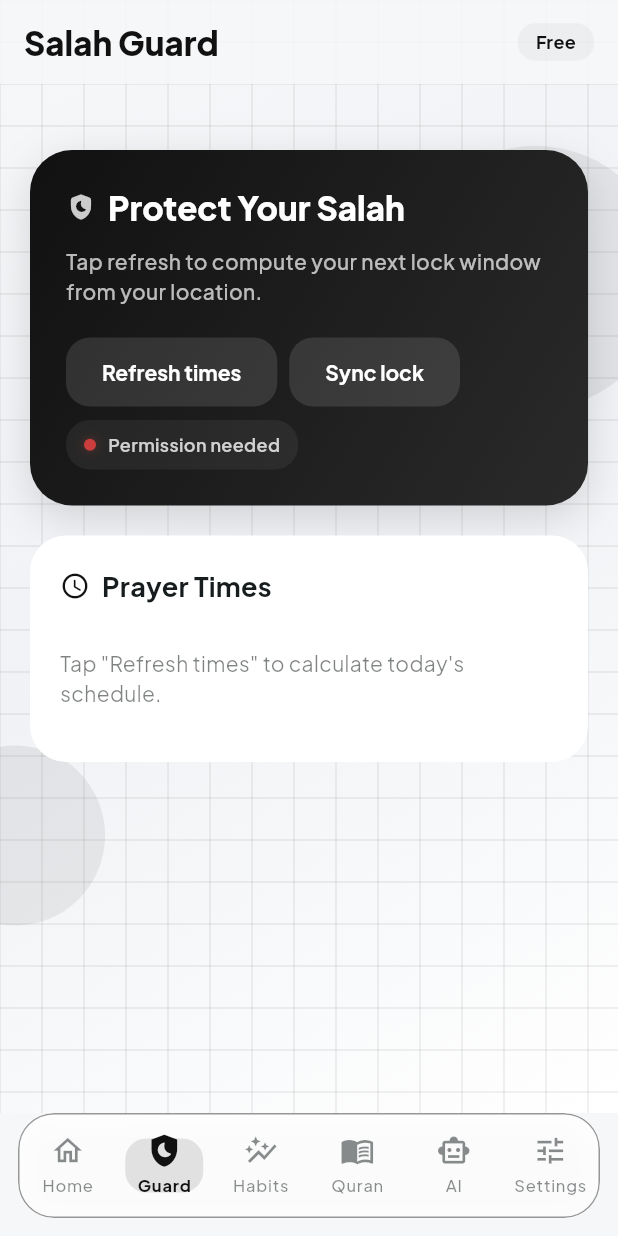
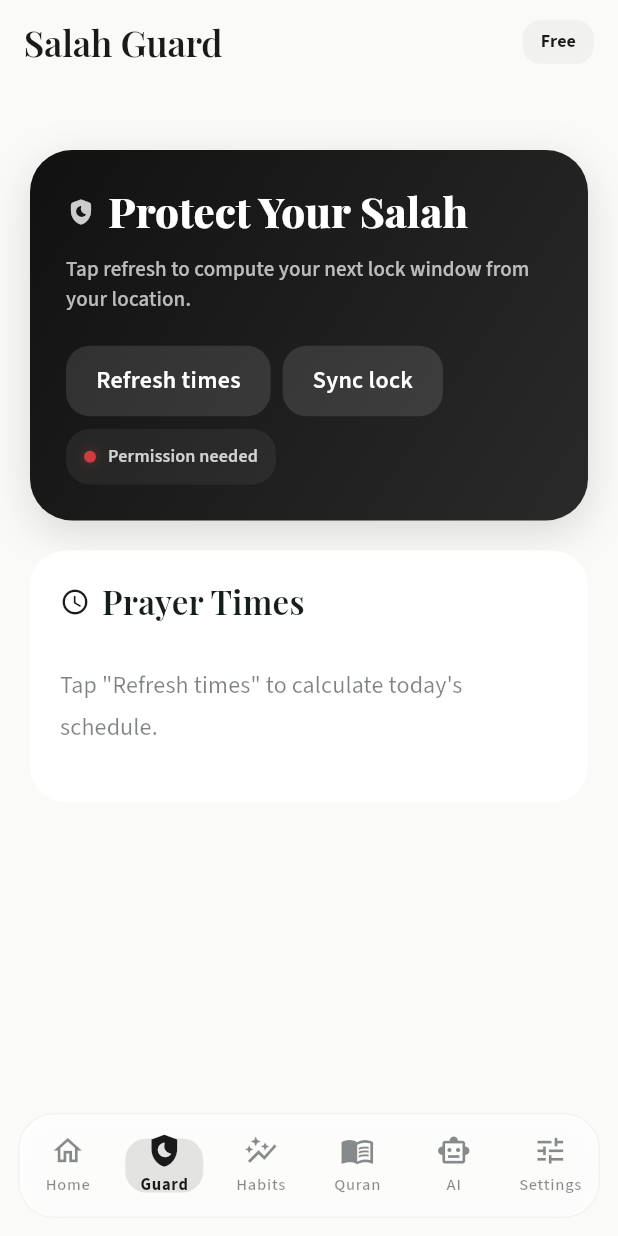
Before and after one commit to qaim-b/1deen, a Flutter app: the screen it shows after launch, after a tap on "Salah Guard", on a phone screen of 412 x 824 dp. Run offline on Flutter 3.47's test engine with Material 3 defaults, Android fonts, the phone set to English and light mode, and no system bars; our stand-ins replace geolocator, google_fonts, shared_preferences, supabase_flutter; missing offline and left inert: adhan_dart, device_calendar; accounts and stored records are empty.

Commit message:
Refine 1Deen calm theme to editorial serif and remove grid/orb backdrop

```diff
--- a/app/lib/core/theme/app_colors.dart
+++ b/app/lib/core/theme/app_colors.dart
@@ -3,22 +3,22 @@ import 'package:flutter/material.dart';
 class AppColors {
   const AppColors._();
 
-  // Calm (Light): clean neutral + confidence green accent.
-  static const calmIvory = Color(0xFFF6F7F9);
-  static const calmSand = Color(0xFFE5E7EB);
-  static const calmSandLight = Color(0xFFF1F3F5);
-  static const calmTeal = Color(0xFF111111);
-  static const calmTealLight = Color(0xFF2A2A2A);
-  static const calmGold = Color(0xFF0F9D6E);
-  static const calmGoldLight = Color(0xFF2DBA89);
+  // Calm (Light): serif editorial palette.
+  static const calmIvory = Color(0xFFFAFAF8);
+  static const calmSand = Color(0xFFE8E4DF);
+  static const calmSandLight = Color(0xFFF5F3F0);
+  static const calmTeal = Color(0xFF1A1A1A);
+  static const calmTealLight = Color(0xFF2E2E2E);
+  static const calmGold = Color(0xFFB8860B);
+  static const calmGoldLight = Color(0xFFD4A84B);
   static const calmSurface = Color(0xFFFFFFFF);
-  static const calmGreen = Color(0xFF0F9D6E);
+  static const calmGreen = Color(0xFFB8860B);
   static const calmRed = Color(0xFFCC3D3D);
   static const calmGlassWhite = Color(0x40FFFFFF);
-  static const calmGlassBorder = Color(0x2AFFFFFF);
-  static const calmDivider = Color(0x1A111111);
+  static const calmGlassBorder = Color(0x1AE8E4DF);
+  static const calmDivider = Color(0xFFE8E4DF);
   static const calmNavBar = Color(0xF2FFFFFF);
-  static const calmNavIndicator = Color(0x14000000);
+  static const calmNavIndicator = Color(0x14B8860B);
 
   // Discipline (Dark): deep graphite + electric green accent.
   static const disciplineCharcoal = Color(0xFF0A0A0A);
--- a/app/lib/core/theme/app_theme.dart
+++ b/app/lib/core/theme/app_theme.dart
@@ -141,16 +141,21 @@ class AppTheme {
       secondary: AppColors.calmGold,
     );
 
-    final textTheme = GoogleFonts.plusJakartaSansTextTheme().copyWith(
-      headlineSmall: GoogleFonts.plusJakartaSans(fontWeight: FontWeight.w800, fontSize: 28, height: 1.15),
-      titleLarge: GoogleFonts.plusJakartaSans(fontWeight: FontWeight.w800, fontSize: 22),
-      titleMedium: GoogleFonts.plusJakartaSans(fontWeight: FontWeight.w700, fontSize: 18),
-      titleSmall: GoogleFonts.plusJakartaSans(fontWeight: FontWeight.w700, fontSize: 15),
-      bodyLarge: GoogleFonts.plusJakartaSans(fontSize: 15, height: 1.4, fontWeight: FontWeight.w500),
-      bodyMedium: GoogleFonts.plusJakartaSans(fontSize: 14, height: 1.4),
-      bodySmall: GoogleFonts.plusJakartaSans(fontSize: 12, height: 1.35),
-      labelLarge: GoogleFonts.plusJakartaSans(fontSize: 14, fontWeight: FontWeight.w700),
-      labelMedium: GoogleFonts.plusJakartaSans(fontSize: 12, fontWeight: FontWeight.w600),
+    final textTheme = GoogleFonts.sourceSans3TextTheme().copyWith(
+      headlineSmall: GoogleFonts.playfairDisplay(
+        fontWeight: FontWeight.w500,
+        fontSize: 40,
+        height: 1.12,
+        letterSpacing: -0.4,
+      ),
+      titleLarge: GoogleFonts.playfairDisplay(fontWeight: FontWeight.w600, fontSize: 28, height: 1.2),
+      titleMedium: GoogleFonts.playfairDisplay(fontWeight: FontWeight.w600, fontSize: 22, height: 1.25),
+      titleSmall: GoogleFonts.playfairDisplay(fontWeight: FontWeight.w600, fontSize: 18, height: 1.3),
+      bodyLarge: GoogleFonts.sourceSans3(fontSize: 17, height: 1.72, fontWeight: FontWeight.w400, letterSpacing: 0.12),
+      bodyMedium: GoogleFonts.sourceSans3(fontSize: 16, height: 1.72, fontWeight: FontWeight.w400, letterSpacing: 0.1),
+      bodySmall: GoogleFonts.sourceSans3(fontSize: 13, height: 1.6, letterSpacing: 0.08),
+      labelLarge: GoogleFonts.sourceSans3(fontSize: 15, fontWeight: FontWeight.w600, letterSpacing: 0.25),
+      labelMedium: GoogleFonts.ibmPlexMono(fontSize: 12, fontWeight: FontWeight.w500, letterSpacing: 1.4),
     );
 
     return ThemeData(
@@ -164,10 +169,11 @@ class AppTheme {
         surfaceTintColor: Colors.transparent,
         foregroundColor: AppColors.calmTeal,
         elevation: 0,
-        titleTextStyle: GoogleFonts.plusJakartaSans(
-          fontWeight: FontWeight.w800,
-          fontSize: 22,
+        titleTextStyle: GoogleFonts.playfairDisplay(
+          fontWeight: FontWeight.w600,
+          fontSize: 24,
           color: AppColors.calmTeal,
+          letterSpacing: -0.2,
         ),
       ),
       inputDecorationTheme: InputDecorationTheme(
@@ -196,17 +202,19 @@ class AppTheme {
       ),
       filledButtonTheme: FilledButtonThemeData(
         style: FilledButton.styleFrom(
-          padding: const EdgeInsets.symmetric(horizontal: 24, vertical: 14),
+          minimumSize: const Size(44, 44),
+          padding: const EdgeInsets.symmetric(horizontal: 20, vertical: 12),
           backgroundColor: AppColors.calmTeal,
           foregroundColor: Colors.white,
           shape: RoundedRectangleBorder(borderRadius: AppRadii.borderMd),
-          textStyle: GoogleFonts.plusJakartaSans(fontWeight: FontWeight.w700, fontSize: 14),
+          textStyle: GoogleFonts.sourceSans3(fontWeight: FontWeight.w600, fontSize: 16, letterSpacing: 0.2),
         ),
       ),
       outlinedButtonTheme: OutlinedButtonThemeData(
         style: OutlinedButton.styleFrom(
+          minimumSize: const Size(44, 44),
           foregroundColor: AppColors.calmTeal,
-          side: BorderSide(color: AppColors.calmTeal.withAlpha(45)),
+          side: const BorderSide(color: AppColors.calmTeal),
           shape: RoundedRectangleBorder(borderRadius: AppRadii.borderMd),
         ),
       ),
@@ -239,7 +247,7 @@ class AppTheme {
         backgroundColor: AppColors.calmNavBar,
         indicatorColor: AppColors.calmNavIndicator,
         labelTextStyle: WidgetStatePropertyAll(
-          GoogleFonts.plusJakartaSans(fontWeight: FontWeight.w700, fontSize: 12),
+          GoogleFonts.ibmPlexMono(fontWeight: FontWeight.w500, fontSize: 11, letterSpacing: 1.2),
         ),
       ),
       dividerTheme: const DividerThemeData(
--- a/app/lib/shared/widgets/gradient_scaffold.dart
+++ b/app/lib/shared/widgets/gradient_scaffold.dart
@@ -1,4 +1,3 @@
-import 'package:app/core/theme/app_theme.dart';
 import 'package:flutter/material.dart';
 
 class GradientScaffold extends StatelessWidget {
@@ -8,136 +7,22 @@ class GradientScaffold extends StatelessWidget {
 
   @override
   Widget build(BuildContext context) {
-    final ext = Theme.of(context).extension<AppExtendedTheme>()!;
-
     return LayoutBuilder(
       builder: (context, constraints) {
         final width = constraints.maxWidth;
         final maxContentWidth = width >= 1400 ? 1160.0 : width >= 1100 ? 980.0 : 720.0;
 
-        return Stack(
-          children: [
-            Positioned.fill(
-              child: DecoratedBox(
-                decoration: BoxDecoration(gradient: ext.pageGradient),
-              ),
+        return DecoratedBox(
+          decoration: BoxDecoration(color: Theme.of(context).scaffoldBackgroundColor),
+          child: Align(
+            alignment: Alignment.topCenter,
+            child: ConstrainedBox(
+              constraints: BoxConstraints(maxWidth: maxContentWidth),
+              child: child,
             ),
-            Positioned.fill(
-              child: IgnorePointer(
-                child: CustomPaint(
-                  painter: _GridPainter(
-                    color: ext.dividerColor.withAlpha(ext.isDark ? 30 : 20),
-                    spacing: 28,
-                  ),
-                ),
-              ),
-            ),
-            Positioned(
-              right: -40,
-              top: 90,
-              child: _AnimatedOrb(color: ext.orbColor, size: 190),
-            ),
-            Positioned(
-              left: -55,
-              bottom: 120,
-              child: _AnimatedOrb(color: ext.orbColor, size: 130),
-            ),
-            Align(
-              alignment: Alignment.topCenter,
-              child: ConstrainedBox(
-                constraints: BoxConstraints(maxWidth: maxContentWidth),
-                child: child,
-              ),
-            ),
-          ],
+          ),
         );
       },
     );
   }
 }
-
-class _AnimatedOrb extends StatefulWidget {
-  const _AnimatedOrb({required this.color, this.size = 160});
-
-  final Color color;
-  final double size;
-
-  @override
-  State<_AnimatedOrb> createState() => _AnimatedOrbState();
-}
-
-class _AnimatedOrbState extends State<_AnimatedOrb>
-    with SingleTickerProviderStateMixin {
-  late final AnimationController _controller;
-  late final Animation<double> _scaleAnimation;
-
-  @override
-  void initState() {
-    super.initState();
-    _controller = AnimationController(
-      vsync: this,
-      duration: const Duration(seconds: 5),
-    )..repeat(reverse: true);
-    _scaleAnimation = Tween<double>(begin: 0.9, end: 1.14).animate(
-      CurvedAnimation(parent: _controller, curve: Curves.easeInOut),
-    );
-  }
-
-  @override
-  void dispose() {
-    _controller.dispose();
-    super.dispose();
-  }
-
-  @override
-  Widget build(BuildContext context) {
-    final reduceMotion = MediaQuery.of(context).disableAnimations;
-
-    if (reduceMotion) {
-      return _orb();
-    }
-
-    return ScaleTransition(
-      scale: _scaleAnimation,
-      child: _orb(),
-    );
-  }
-
-  Widget _orb() {
-    return Container(
-      width: widget.size,
-      height: widget.size,
-      decoration: BoxDecoration(
-        shape: BoxShape.circle,
-        color: widget.color.withAlpha(18),
-      ),
-    );
-  }
-}
-
-class _GridPainter extends CustomPainter {
-  const _GridPainter({required this.color, required this.spacing});
-
-  final Color color;
-  final double spacing;
-
-  @override
-  void paint(Canvas canvas, Size size) {
-    final paint = Paint()
-      ..color = color
-      ..strokeWidth = 1;
-
-    for (double x = 0; x < size.width; x += spacing) {
-      canvas.drawLine(Offset(x, 0), Offset(x, size.height), paint);
-    }
-
-    for (double y = 0; y < size.height; y += spacing) {
-      canvas.drawLine(Offset(0, y), Offset(size.width, y), paint);
-    }
-  }
-
-  @override
-  bool shouldRepaint(covariant _GridPainter oldDelegate) {
-    return oldDelegate.color != color || oldDelegate.spacing != spacing;
-  }
-}
```
